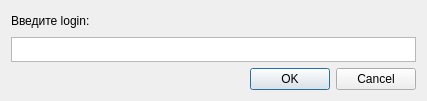
Qt form chat/forms/dialog_form.ui (alexsmr91/gb_async_chat) before a commit.
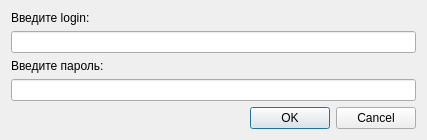
The same form after that commit.

Patch:
```diff
--- a/chat/forms/dialog_form.ui
+++ b/chat/forms/dialog_form.ui
@@ -7,7 +7,7 @@
     <x>0</x>
     <y>0</y>
     <width>427</width>
-    <height>101</height>
+    <height>133</height>
    </rect>
   </property>
   <property name="windowTitle">
@@ -24,12 +24,19 @@
       </widget>
      </item>
      <item>
-      <widget class="QPlainTextEdit" name="plainTextEdit">
-       <property name="maximumSize">
-        <size>
-         <width>16777215</width>
-         <height>25</height>
-        </size>
+      <widget class="QLineEdit" name="lineEdit"/>
+     </item>
+     <item>
+      <widget class="QLabel" name="label_2">
+       <property name="text">
+        <string>Введите пароль:</string>
+       </property>
+      </widget>
+     </item>
+     <item>
+      <widget class="QLineEdit" name="lineEdit_2">
+       <property name="echoMode">
+        <enum>QLineEdit::Password</enum>
        </property>
       </widget>
      </item>
```
